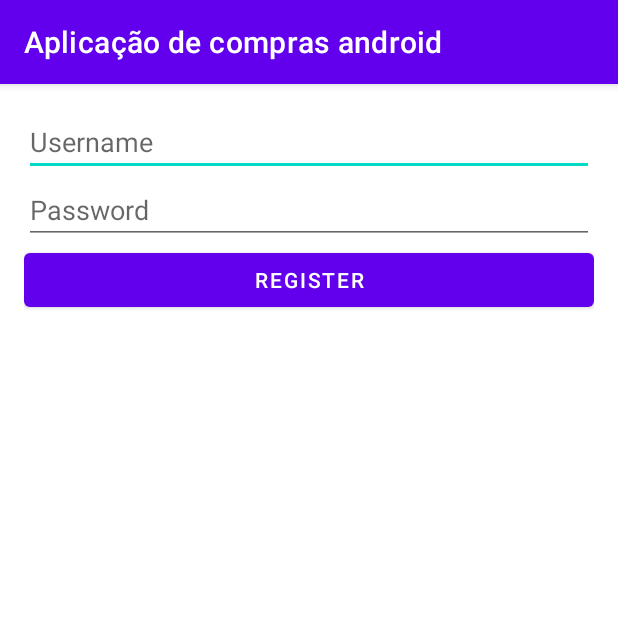
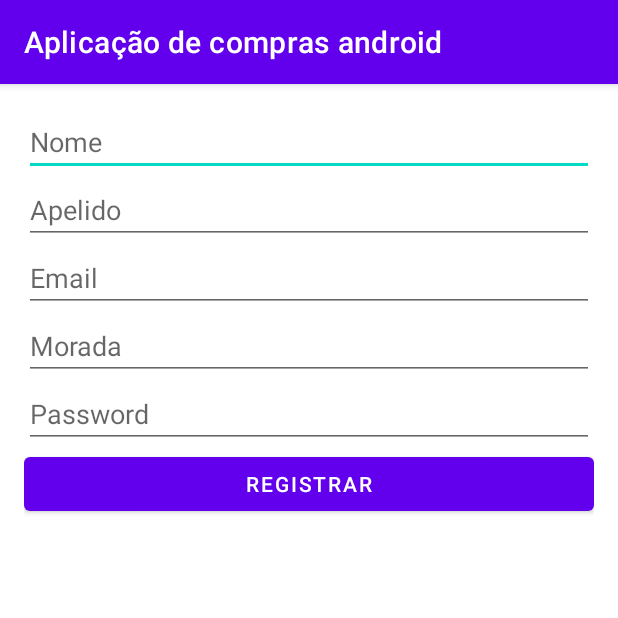
Before and after one commit to NunoTorradas/Aplicacao_de_compras, an Android app: the RegisterActivity screen opened directly, with no data from a screen before it, on a phone screen of 412 x 824 dp, the top half of it. Run offline under Robolectric (Android 15) with nearby library versions, the phone set to English and light mode, and no system bars.

Commit message:
mais dados
incrementação de mais dados do cliente

```diff
--- a/app/src/main/java/com/oteusite/aplicaodecomprasandroid/RegisterActivity.java
+++ b/app/src/main/java/com/oteusite/aplicaodecomprasandroid/RegisterActivity.java
@@ -1,45 +1,54 @@
 package com.oteusite.aplicaodecomprasandroid;
 
-import android.content.Intent;
 import android.os.Bundle;
+import android.view.View;
 import android.widget.Button;
 import android.widget.EditText;
 import android.widget.Toast;
 
 import androidx.appcompat.app.AppCompatActivity;
+
 public class RegisterActivity extends AppCompatActivity {
-    private EditText mUsernameEditText;
-    private EditText mPasswordEditText;
+    private EditText editTextNome;
+    private EditText editTextApelido;
+    private EditText editTextMorada;
+    private EditText editTextEmail;
+    private EditText editTextPassword;
+    private Button buttonRegister;
+
+    private DatabaseHelper databaseHelper;
 
     @Override
     protected void onCreate(Bundle savedInstanceState) {
         super.onCreate(savedInstanceState);
         setContentView(R.layout.activity_register);
-        mUsernameEditText = findViewById(R.id.username_edittext);
-        mPasswordEditText = findViewById(R.id.password_edittext);
-        Button mRegisterButton = findViewById(R.id.register_button);
 
-        mRegisterButton.setOnClickListener(v -> {
-            String username = mUsernameEditText.getText().toString();
-            String password = mPasswordEditText.getText().toString();
+        editTextNome = findViewById(R.id.edit_text_nome);
+        editTextApelido = findViewById(R.id.edit_text_apelido);
+        editTextMorada = findViewById(R.id.edit_text_morada);
+        editTextEmail = findViewById(R.id.edit_text_email);
+        editTextPassword = findViewById(R.id.edit_text_password);
+        buttonRegister = findViewById(R.id.button_register);
 
-            // TODO: Validate username and password
+        databaseHelper = new DatabaseHelper(this);
 
-            // TODO: Register user
-            DatabaseHelper dbHelper = new DatabaseHelper(RegisterActivity.this);
-            boolean success = dbHelper.addUser(username, password);
-            if (success) {
-                Toast.makeText(RegisterActivity.this, "Registration successful!", Toast.LENGTH_SHORT).show();
-                // TODO: Navigate to next screen
-                Login();
-            } else {
-                Toast.makeText(RegisterActivity.this, "Registration failed. Please try again.", Toast.LENGTH_SHORT).show();
+        buttonRegister.setOnClickListener(new View.OnClickListener() {
+            @Override
+            public void onClick(View v) {
+                String nome = editTextNome.getText().toString();
+                String apelido = editTextApelido.getText().toString();
+                String morada = editTextMorada.getText().toString();
+                String email = editTextEmail.getText().toString();
+                String password = editTextPassword.getText().toString();
+
+                boolean success = databaseHelper.addUser(nome, apelido, morada, email, password);
+                if (success) {
+                    Toast.makeText(RegisterActivity.this, "Usuário registrado com sucesso", Toast.LENGTH_SHORT).show();
+                    finish(); // Fechar a atividade de registro
+                } else {
+                    Toast.makeText(RegisterActivity.this, "Falha ao registrar usuário", Toast.LENGTH_SHORT).show();
+                }
             }
-            // TODO: Show success message and navigate to next screen
         });
     }
-    public void Login(){
-        Intent intent = new Intent(this, activity_login.class);
-        startActivity(intent);
-    }
 }
--- a/app/src/main/res/layout/activity_register.xml
+++ b/app/src/main/res/layout/activity_register.xml
@@ -1,28 +1,47 @@
-<LinearLayout
-    xmlns:android="http://schemas.android.com/apk/res/android"
-    android:id="@+id/register_layout"
+<?xml version="1.0" encoding="utf-8"?>
+<LinearLayout xmlns:android="http://schemas.android.com/apk/res/android"
+    xmlns:tools="http://schemas.android.com/tools"
     android:layout_width="match_parent"
     android:layout_height="match_parent"
     android:orientation="vertical"
-    android:padding="16dp">
+    android:padding="16dp"
+    tools:context=".RegisterActivity">
 
     <EditText
-        android:id="@+id/username_edittext"
+        android:id="@+id/edit_text_nome"
         android:layout_width="match_parent"
         android:layout_height="wrap_content"
-        android:hint="Username"/>
+        android:hint="Nome" />
 
     <EditText
-        android:id="@+id/password_edittext"
+        android:id="@+id/edit_text_apelido"
+        android:layout_width="match_parent"
+        android:layout_height="wrap_content"
+        android:hint="Apelido" />
+
+    <EditText
+        android:id="@+id/edit_text_email"
+        android:layout_width="match_parent"
+        android:layout_height="wrap_content"
+        android:hint="Email" />
+
+    <EditText
+        android:id="@+id/edit_text_morada"
+        android:layout_width="match_parent"
+        android:layout_height="wrap_content"
+        android:hint="Morada" />
+
+    <EditText
+        android:id="@+id/edit_text_password"
         android:layout_width="match_parent"
         android:layout_height="wrap_content"
         android:hint="Password"
-        android:inputType="textPassword"/>
+        android:inputType="textPassword" />
 
     <Button
-        android:id="@+id/register_button"
+        android:id="@+id/button_register"
         android:layout_width="match_parent"
         android:layout_height="wrap_content"
-        android:text="Register"/>
+        android:text="Registrar" />
 
 </LinearLayout>
```
Also changed, not shown: app/src/main/java/com/oteusite/aplicaodecomprasandroid/DatabaseHelper.java (+34 -45 lines), app/src/main/java/com/oteusite/aplicaodecomprasandroid/Main_menu.java (+12 -31 lines), app/src/main/java/com/oteusite/aplicaodecomprasandroid/User.java (+21 -6 lines), app/src/main/java/com/oteusite/aplicaodecomprasandroid/activity_login.java (+12 -10 lines).
